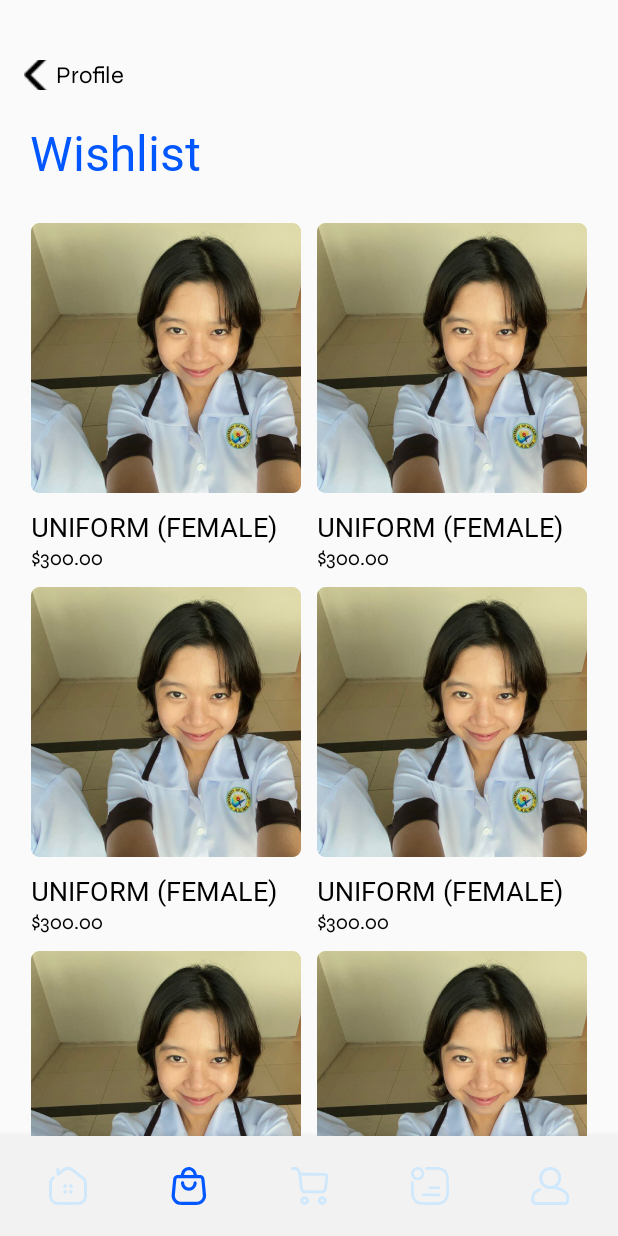
After one commit to ejpalen/umak-nexus, an Android app: the Wishlist screen opened directly, with no data from a screen before it, on a phone screen of 412 x 824 dp. The commit adds this screen. Run offline under Robolectric (Android 15) with nearby library versions, the phone set to English and light mode, and no system bars.

Commit message:
Wishlist design code updated

```diff
--- a/app/src/main/AndroidManifest.xml
+++ b/app/src/main/AndroidManifest.xml
@@ -45,6 +45,9 @@
             android:name=".Notifications"
             android:exported="false" />
         <activity
+            android:name=".Wishlist"
+            android:exported="false" />
+        <activity
             android:name=".MainActivity"
             android:exported="true">
             <intent-filter>
--- /dev/null
+++ b/app/src/main/java/com/example/umaknexus/Wishlist.java
@@ -0,0 +1,66 @@
+package com.example.umaknexus;
+
+import android.content.Intent;
+import android.os.Bundle;
+
+import androidx.appcompat.app.AppCompatActivity;
+import androidx.recyclerview.widget.GridLayoutManager;
+import androidx.recyclerview.widget.RecyclerView;
+
+import com.google.android.material.bottomnavigation.BottomNavigationView;
+
+import java.util.ArrayList;
+import java.util.List;
+
+public class Wishlist extends AppCompatActivity {
+
+    RecyclerView productWishlist;
+    RecyclerView.LayoutManager wishlistProductLayoutManager;
+    @Override
+    protected void onCreate(Bundle savedInstanceState) {
+        super.onCreate(savedInstanceState);
+        setContentView(R.layout.activity_wishlist);
+
+        productWishlist=findViewById(R.id.productWishlist);
+
+        List<Products> wishlistItems=new ArrayList<Products>();
+        wishlistItems.add(new Products("UNIFORM (FEMALE)", "$300.00",R.drawable.unif_sample));
+        wishlistItems.add(new Products("UNIFORM (FEMALE)", "$300.00",R.drawable.unif_sample));
+        wishlistItems.add(new Products("UNIFORM (FEMALE)", "$300.00",R.drawable.unif_sample));
+        wishlistItems.add(new Products("UNIFORM (FEMALE)", "$300.00",R.drawable.unif_sample));
+        wishlistItems.add(new Products("UNIFORM (FEMALE)", "$300.00",R.drawable.unif_sample));
+        wishlistItems.add(new Products("UNIFORM (FEMALE)", "$300.00",R.drawable.unif_sample));
+        wishlistItems.add(new Products("UNIFORM (FEMALE)", "$300.00",R.drawable.unif_sample));
+        wishlistItems.add(new Products("UNIFORM (FEMALE)", "$300.00",R.drawable.unif_sample));
+
+        wishlistProductLayoutManager = new GridLayoutManager(this, 2);
+        productWishlist.setLayoutManager(wishlistProductLayoutManager);
+        productWishlist.setAdapter(new shopProductsAdapter(getApplication(), wishlistItems));
+
+        BottomNavigationView bottomNavigationView = findViewById(R.id.bottomNavigation);
+        bottomNavigationView.setSelectedItemId(R.id.bottom_shop);
+        bottomNavigationView.setOnItemSelectedListener(item -> {
+            if (item.getItemId() == R.id.bottom_home) {
+                startActivity(new Intent(getApplicationContext(), Home.class));
+                finish();
+                return true;
+            } else if (item.getItemId() == R.id.bottom_shop) {
+                return true;
+            } else if (item.getItemId() == R.id.bottom_cart) {
+                startActivity(new Intent(getApplicationContext(), Cart_Page.class));
+                finish();
+                return true;
+            } else if (item.getItemId() == R.id.bottom_notifications) {
+                startActivity(new Intent(getApplicationContext(), Home.class));
+                finish();
+                return true;
+            } else if (item.getItemId() == R.id.bottom_profile) {
+                startActivity(new Intent(getApplicationContext(), Home.class));
+                finish();
+                return true;
+            }
+
+            return false;
+        });
+    }
+}
--- a/app/src/main/res/layout/activity_notifications.xml
+++ b/app/src/main/res/layout/activity_notifications.xml
@@ -12,7 +12,7 @@
         tools:text="Notifications"
         android:textColor="#0057FF"
         android:textSize="38sp"
-        android:textStyle="bold"
+        android:fontFamily="@font/syne_bold"
         android:layout_marginStart="20dp"
         android:layout_marginTop="20dp"
         app:layout_constraintStart_toStartOf="parent"
--- /dev/null
+++ b/app/src/main/res/layout/activity_wishlist.xml
@@ -0,0 +1,112 @@
+<?xml version="1.0" encoding="utf-8"?>
+<androidx.constraintlayout.widget.ConstraintLayout xmlns:android="http://schemas.android.com/apk/res/android"
+    android:layout_width="match_parent"
+    android:layout_height="match_parent"
+    xmlns:app="http://schemas.android.com/apk/res-auto">
+
+    <com.google.android.material.bottomnavigation.BottomNavigationView
+        android:id="@+id/bottomNavigation"
+        android:layout_width="match_parent"
+        android:layout_height="wrap_content"
+        android:layout_alignParentBottom="true"
+        android:background="#f2f2f2"
+        android:elevation="2dp"
+        android:padding="5dp"
+        app:itemIconSize="25dp"
+        app:itemIconTint="@drawable/item_selector"
+        app:itemRippleColor="@android:color/transparent"
+        app:labelVisibilityMode="unlabeled"
+        app:layout_constraintBottom_toBottomOf="parent"
+        app:layout_constraintEnd_toEndOf="parent"
+        app:layout_constraintStart_toStartOf="parent"
+        app:menu="@menu/bottom_menu" />
+
+    <FrameLayout
+        android:id="@+id/backButtonFrame"
+        android:layout_width="wrap_content"
+        android:layout_height="wrap_content"
+        android:layout_marginStart="16dp"
+        android:layout_marginTop="40dp"
+        app:layout_constraintStart_toStartOf="parent"
+        app:layout_constraintTop_toTopOf="parent">
+
+        <LinearLayout
+            android:layout_width="wrap_content"
+            android:layout_height="wrap_content"
+            android:gravity="center_vertical"
+            android:orientation="horizontal">
+
+            <ImageButton
+                android:id="@+id/idImgBtn"
+                android:layout_width="match_parent"
+                android:layout_height="20dp"
+                android:background="@android:color/transparent"
+                android:padding="0dp"
+                android:src="@drawable/back_button" />
+
+            <TextView
+                android:layout_width="wrap_content"
+                android:layout_height="wrap_content"
+                android:layout_marginLeft="0dp"
+                android:clickable="false"
+                android:fontFamily="@font/syne"
+                android:text="Profile"
+                android:textColor="@color/black"
+                android:textSize="16sp" />
+        </LinearLayout>
+    </FrameLayout>
+
+    <LinearLayout
+        android:layout_width="0dp"
+        android:layout_height="0dp"
+        android:layout_marginTop="20dp"
+        android:orientation="vertical"
+        app:layout_constraintBottom_toTopOf="@+id/bottomNavigation"
+        app:layout_constraintEnd_toEndOf="parent"
+        app:layout_constraintStart_toStartOf="parent"
+        app:layout_constraintTop_toBottomOf="@+id/backButtonFrame">
+
+        <TextView
+            android:id="@+id/lblWishlist"
+            android:layout_width="match_parent"
+            android:layout_height="wrap_content"
+            android:layout_marginHorizontal="20dp"
+            android:layout_marginBottom="20dp"
+            android:fontFamily="@font/syne_bold"
+            android:text="Wishlist"
+            android:textColor="@color/main_color"
+            android:textSize="32sp" />
+
+        <androidx.core.widget.NestedScrollView
+            android:layout_width="match_parent"
+            android:layout_height="match_parent"
+            app:layout_constraintBottom_toTopOf="@+id/bottomNavigation"
+            app:layout_constraintEnd_toEndOf="parent"
+            app:layout_constraintStart_toStartOf="parent"
+            app:layout_constraintTop_toTopOf="parent">
+
+            <LinearLayout
+                android:layout_width="match_parent"
+                android:layout_height="wrap_content"
+                android:orientation="vertical">
+
+
+
+                <androidx.recyclerview.widget.RecyclerView
+                    android:id="@+id/productWishlist"
+                    android:layout_width="match_parent"
+                    android:layout_height="wrap_content"
+                    android:layout_marginHorizontal="15dp"
+                    android:layout_marginBottom="20dp"
+                    android:isScrollContainer="false"
+                    android:nestedScrollingEnabled="false"
+                    android:orientation="horizontal" />
+
+            </LinearLayout>
+
+        </androidx.core.widget.NestedScrollView>
+
+    </LinearLayout>
+
+
+</androidx.constraintlayout.widget.ConstraintLayout>
```
Also changed, not shown: app/src/main/java/com/example/umaknexus/Notifications.java (+28 -0 lines), app/src/main/java/com/example/umaknexus/WishlistAdapter.java (added, +38 -0 lines), app/src/main/java/com/example/umaknexus/WishlistItems.java (added, +27 -0 lines).
